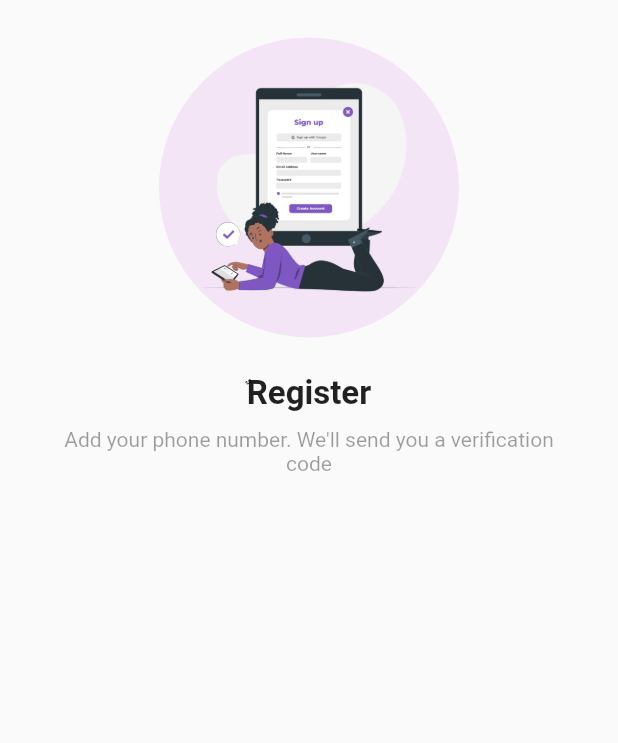
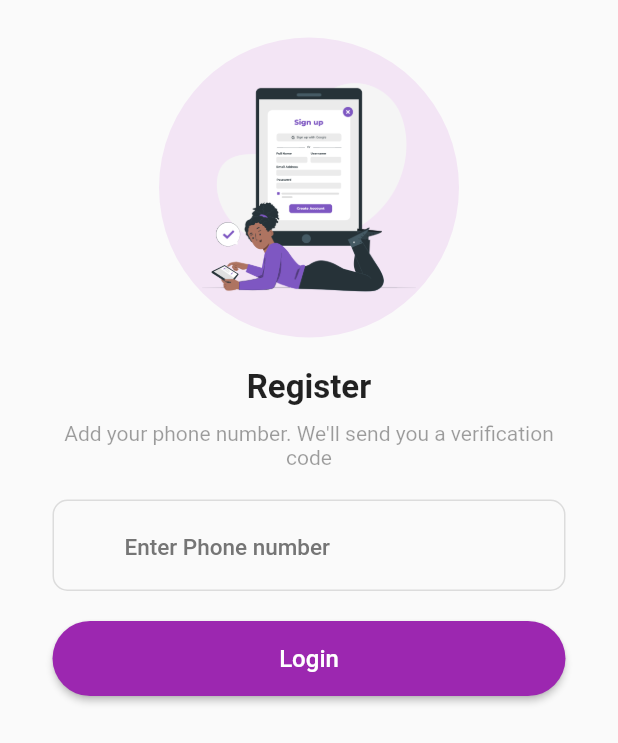
Before and after one commit to Baaav/phone_auth_flutter_project, a Flutter app: the screen it shows after launch, after a tap on "Get started", on a phone screen of 412 x 824 dp. Shown: the top 743 px of the screen. Run offline on Flutter 3.47's test engine with Material 2 defaults, Android fonts, the light colour scheme and no system bars.

Commit message:
design register screen

```diff
--- a/lib/screen_Bavly/Register_Screen_Bavly.dart
+++ b/lib/screen_Bavly/Register_Screen_Bavly.dart
@@ -1,5 +1,6 @@
 import 'package:flutter/cupertino.dart';
 import 'package:flutter/material.dart';
+import 'package:phone_auth_flutter_project/Widget_bavly/Custom_Button_Bavly.dart';
 
 class RegisterScreen_Bavly extends StatefulWidget {
   const RegisterScreen_Bavly({super.key});
@@ -9,10 +10,13 @@ class RegisterScreen_Bavly extends StatefulWidget {
 }
 
 class _RegisterScreen_BavlyState extends State<RegisterScreen_Bavly> {
+  final TextEditingController phoneController = TextEditingController();
 
   @override
   Widget build(BuildContext context) {
-
+    phoneController.selection = TextSelection.fromPosition(
+      TextPosition(offset: phoneController.text.length),
+    );
     return Scaffold(
       body: SafeArea(
         child: Center(
@@ -31,7 +35,7 @@ class _RegisterScreen_BavlyState extends State<RegisterScreen_Bavly> {
                 const SizedBox(
                   height: 20,
                 ),
-                const Text("ٌRegister",
+                const Text("Register",
                     style:
                         TextStyle(fontSize: 22, fontWeight: FontWeight.bold)),
                 const SizedBox(
@@ -48,7 +52,64 @@ class _RegisterScreen_BavlyState extends State<RegisterScreen_Bavly> {
                 const SizedBox(
                   height: 20,
                 ),
-
+                TextFormField(
+                  cursorColor: Colors.purple,
+                  controller: phoneController,
+                  style: const TextStyle(
+                    fontSize: 18,
+                    fontWeight: FontWeight.bold,
+                  ),
+                  onChanged: (value) {
+                    setState(() {
+                      phoneController.text = value;
+                    });
+                  },
+                  decoration: InputDecoration(
+                    hintText: "Enter Phone number",
+                    hintStyle: TextStyle(
+                      fontWeight: FontWeight.w500,
+                      fontSize: 15,
+                      color: Colors.grey.shade600,
+                    ),
+                    enabledBorder: OutlineInputBorder(
+                      borderRadius: BorderRadius.circular(10),
+                      borderSide: const BorderSide(color: Colors.black12),
+                    ),
+                    focusedBorder: OutlineInputBorder(
+                      borderRadius: BorderRadius.circular(10),
+                      borderSide: const BorderSide(color: Colors.black12),
+                    ),
+                    prefixIcon: Container(
+                      padding: const EdgeInsets.all(8.0),
+                      child: InkWell(
+                        onTap: () {},
+                        child: Text(""),
+                      ),
+                    ),
+                    suffixIcon: phoneController.text.length > 9
+                        ? Container(
+                            height: 30,
+                            width: 30,
+                            margin: const EdgeInsets.all(10.0),
+                            decoration: const BoxDecoration(
+                                shape: BoxShape.circle, color: Colors.green),
+                            child: const Icon(
+                              Icons.done,
+                              color: Colors.white,
+                              size: 20,
+                            ),
+                          )
+                        : null,
+                  ),
+                ),
+                const SizedBox(
+                  height: 20,
+                ),
+                SizedBox(
+                  width: double.infinity,
+                  height: 50,
+                  child: CustomButton_Bavly(text: "Login", onPressed: () {}),
+                ),
               ],
             ),
           ),
@@ -56,3 +117,4 @@ class _RegisterScreen_BavlyState extends State<RegisterScreen_Bavly> {
       ),
     );
   }
+}
```
